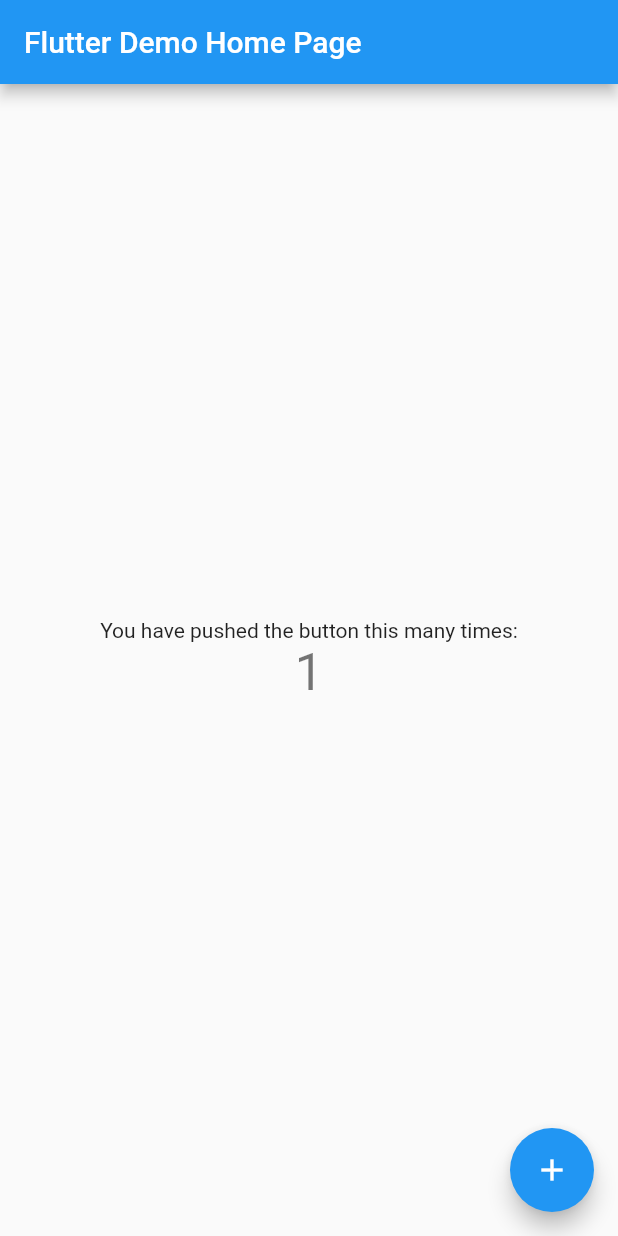
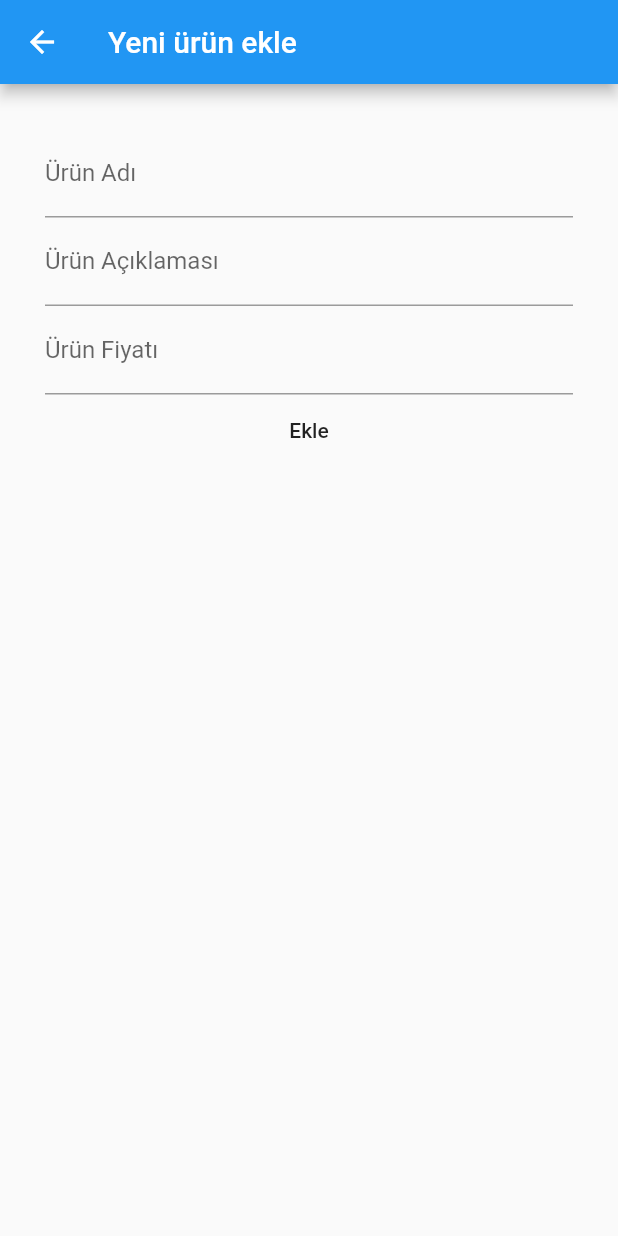
Before and after one commit to hardCave/restourantapp, a Flutter app: the screen it shows after launch, after a tap on the "add" icon, on a phone screen of 412 x 824 dp. Run offline on Flutter 3.47's test engine with Material 2 defaults, Android fonts, the phone set to English and light mode, and no system bars; our stand-ins replace sqflite; accounts and stored records are empty.

Commit message:
ürün ekleme sayfası eklendi

```diff
--- a/lib/main.dart
+++ b/lib/main.dart
@@ -1,113 +1,17 @@
 import 'package:flutter/material.dart';
+import 'package:sqflite_demo/screens/product_list.dart';
 
 void main() {
   runApp(MyApp());
 }
 
 class MyApp extends StatelessWidget {
-  // This widget is the root of your application.
   @override
   Widget build(BuildContext context) {
+
     return MaterialApp(
-      title: 'Flutter Demo',
-      theme: ThemeData(
-        // This is the theme of your application.
-        //
-        // Try running your application with "flutter run". You'll see the
-        // application has a blue toolbar. Then, without quitting the app, try
-        // changing the primarySwatch below to Colors.green and then invoke
-        // "hot reload" (press "r" in the console where you ran "flutter run",
-        // or simply save your changes to "hot reload" in a Flutter IDE).
-        // Notice that the counter didn't reset back to zero; the application
-        // is not restarted.
-        primarySwatch: Colors.blue,
-      ),
-      home: MyHomePage(title: 'Flutter Demo Home Page'),
+      home: ProductList(),
     );
   }
+
 }
-
-class MyHomePage extends StatefulWidget {
-  MyHomePage({Key key, this.title}) : super(key: key);
-
-  // This widget is the home page of your application. It is stateful, meaning
-  // that it has a State object (defined below) that contains fields that affect
-  // how it looks.
-
-  // This class is the configuration for the state. It holds the values (in this
-  // case the title) provided by the parent (in this case the App widget) and
-  // used by the build method of the State. Fields in a Widget subclass are
-  // always marked "final".
-
-  final String title;
-
-  @override
-  _MyHomePageState createState() => _MyHomePageState();
-}
-
-class _MyHomePageState extends State<MyHomePage> {
-  int _counter = 0;
-
-  void _incrementCounter() {
-    setState(() {
-      // This call to setState tells the Flutter framework that something has
-      // changed in this State, which causes it to rerun the build method below
-      // so that the display can reflect the updated values. If we changed
-      // _counter without calling setState(), then the build method would not be
-      // called again, and so nothing would appear to happen.
-      _counter++;
-    });
-  }
-
-  @override
-  Widget build(BuildContext context) {
-    // This method is rerun every time setState is called, for instance as done
-    // by the _incrementCounter method above.
-    //
-    // The Flutter framework has been optimized to make rerunning build methods
-    // fast, so that you can just rebuild anything that needs updating rather
-    // than having to individually change instances of widgets.
-    return Scaffold(
-      appBar: AppBar(
-        // Here we take the value from the MyHomePage object that was created by
-        // the App.build method, and use it to set our appbar title.
-        title: Text(widget.title),
-      ),
-      body: Center(
-        // Center is a layout widget. It takes a single child and positions it
-        // in the middle of the parent.
-        child: Column(
-          // Column is also a layout widget. It takes a list of children and
-          // arranges them vertically. By default, it sizes itself to fit its
-          // children horizontally, and tries to be as tall as its parent.
-          //
-          // Invoke "debug painting" (press "p" in the console, choose the
-          // "Toggle Debug Paint" action from the Flutter Inspector in Android
-          // Studio, or the "Toggle Debug Paint" command in Visual Studio Code)
-          // to see the wireframe for each widget.
-          //
-          // Column has various properties to control how it sizes itself and
-          // how it positions its children. Here we use mainAxisAlignment to
-          // center the children vertically; the main axis here is the vertical
-          // axis because Columns are vertical (the cross axis would be
-          // horizontal).
-          mainAxisAlignment: MainAxisAlignment.center,
-          children: <Widget>[
-            Text(
-              'You have pushed the button this many times:',
-            ),
-            Text(
-              '$_counter',
-              style: Theme.of(context).textTheme.headline4,
-            ),
-          ],
-        ),
-      ),
-      floatingActionButton: FloatingActionButton(
-        onPressed: _incrementCounter,
-        tooltip: 'Increment',
-        child: Icon(Icons.add),
-      ), // This trailing comma makes auto-formatting nicer for build methods.
-    );
-  }
-}
--- /dev/null
+++ b/lib/screens/product_add.dart
@@ -0,0 +1,80 @@
+
+import 'package:flutter/material.dart';
+import 'package:sqflite_demo/data/dbHelper.dart';
+import 'package:sqflite_demo/models/product.dart';
+
+class ProductAdd extends StatefulWidget{
+  @override
+  State<StatefulWidget> createState() {
+   return ProductAddState();
+  }
+
+}
+
+class ProductAddState extends State{
+  var dbHelper = DbHelper();
+  //textleri kontrol ettiğimiz classtır
+  TextEditingController txtName =new TextEditingController();
+  TextEditingController txtDescription =new TextEditingController();
+  TextEditingController txtUnitPrice =new TextEditingController();
+  @override
+  Widget build(BuildContext context) {
+
+    return Scaffold(
+      appBar: AppBar(
+        title: Text("Yeni ürün ekle"),
+      ),
+      body: Padding(
+        //padding kenarlardan boşluk bırakmamıza yarıyor istersek sağdan soldan ayrı ayrı bırabiliriz
+        padding: EdgeInsets.all(30.0),
+        child: Column(
+          //childeren alt alta widget koyabildiğimiz bir kolon türü
+          children: [
+            buildNameField(),
+            buildDescriptionField(),
+            buildUnitPriceField(),
+            buildSaveButton(),
+          ],
+        ),
+      ),
+    );
+  }
+
+  TextField buildNameField() {
+    return TextField(
+      decoration: InputDecoration(labelText: "Ürün Adı",),
+      controller: txtName,
+    );
+  }
+
+  TextField buildDescriptionField() {
+    return TextField(
+      decoration: InputDecoration(labelText: "Ürün Açıklaması",),
+      controller: txtDescription,
+    );
+  }
+
+  TextField buildUnitPriceField() {
+    return TextField(
+      decoration: InputDecoration(labelText: "Ürün Fiyatı",),
+      controller: txtUnitPrice,
+    );
+  }
+
+  buildSaveButton() {
+    return FlatButton(
+        child: Text("Ekle"),
+        onPressed: (){
+          addProduct();
+          },
+      );
+    }
+
+  void addProduct() async {
+    //product yapıcı metodundaki tanım gereği burada isimlendirmeyi bu şekilde yapmak gerekiyormuş
+    var result = await dbHelper.insert(Product(name : txtName.text, description: txtDescription.text, unitPrice: double.tryParse(txtUnitPrice.text)));
+    //işlemin başarılı olduğunu döndürüyorum...
+    Navigator.pop(context,true);
+
+  }
+}
--- /dev/null
+++ b/lib/screens/product_list.dart
@@ -0,0 +1,86 @@
+import 'package:flutter/cupertino.dart';
+import 'package:flutter/material.dart';
+import 'package:sqflite_demo/data/dbHelper.dart';
+import 'package:sqflite_demo/models/product.dart';
+import 'package:sqflite_demo/screens/product_add.dart';
+
+class ProductList extends StatefulWidget {
+  @override
+  State<StatefulWidget> createState() {
+    return _ProductListState();
+  }
+}
+
+class _ProductListState extends State {
+  var dbHelper =  DbHelper();
+  List<Product> products;
+  int productCount = 0;
+
+  @override
+  //
+  void initState() {
+    //initState bu fonksiyonun içindeki nesne değişken herhangi bişey, ileride değeri değiştiğinde mesela
+    //veritabanından veri gelidğinde, bu nesneleri kullanan bütün widgetları tekrar çalıştırı günceller yeniden build gerçekleşir
+   getProducts();
+  }
+  @override
+  Widget build(BuildContext context) {
+    return Scaffold(
+      appBar: AppBar(
+          title: Text("Ürün Listesi")
+        ),
+      body: buildProductList(),
+      //ürün ekleme butonu floating
+      floatingActionButton: FloatingActionButton(
+        //basıldığında ne olacak
+        //fonksiyonu çalıştıracak
+        onPressed: (){goToProductAdd();},
+        //butonun ikonu ne olacak
+        child: Icon(Icons.add),
+        //kullanıcıya hint
+        tooltip: "Yeni Ürün Ekle",
+      ),
+    );
+  }
+
+  ListView buildProductList() {
+    return ListView.builder(
+        itemCount : productCount,
+        //itembuilder elemanları tek tek dolaşan bir for döngüsü gibi çalışiyor
+        itemBuilder: (BuildContext context, int position){
+          return Card(
+            color: Colors.cyan,
+            elevation: 2.4,
+            // elevation büyüklük verir
+            child: ListTile(
+              leading: CircleAvatar(backgroundColor: Colors.black26, child: Text("MN"),),
+              title: Text(this.products[position].name,),
+              subtitle: Text(this.products[position].description,),
+              onTap: (){
+
+              },
+            ),
+          );
+        }
+    );
+  }
+
+  void goToProductAdd() async{
+    bool result = await Navigator.push(context, MaterialPageRoute(builder: (context)=> ProductAdd()));
+    if(result != null ){
+      if(result){
+        getProducts();
+      }
+    }
+  }
+
+  void getProducts () async{
+    //initState bu fonksiyonun içindeki nesne değişken herhangi bişey, ileride değeri değiştiğinde mesela
+    //veritabanından veri gelidğinde, bu nesneleri kullanan bütün widgetları tekrar çalıştırı günceller yeniden build gerçekleşir
+    var productsFuture = dbHelper.getProducts();
+    productsFuture.then((data){
+      this.products = data;
+      productCount = data.length;
+    });
+  }
+}
```
Also changed, not shown: lib/models/product.dart (+13 -11 lines).
